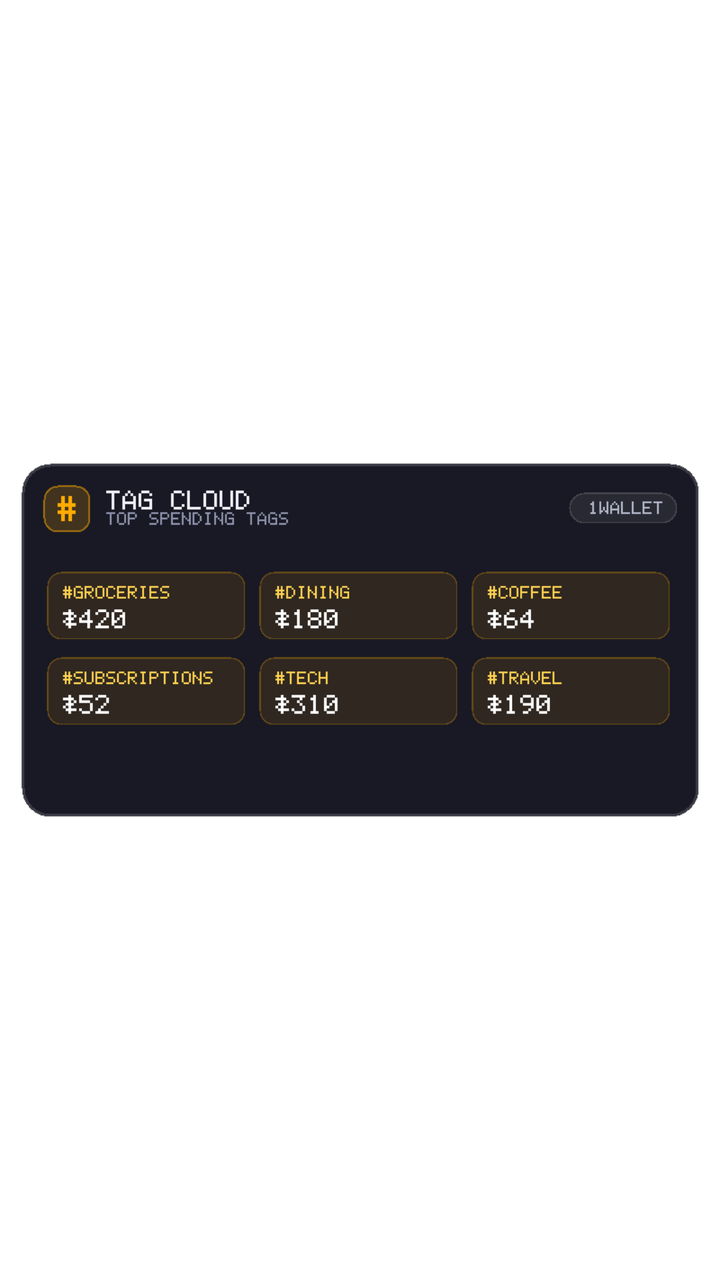
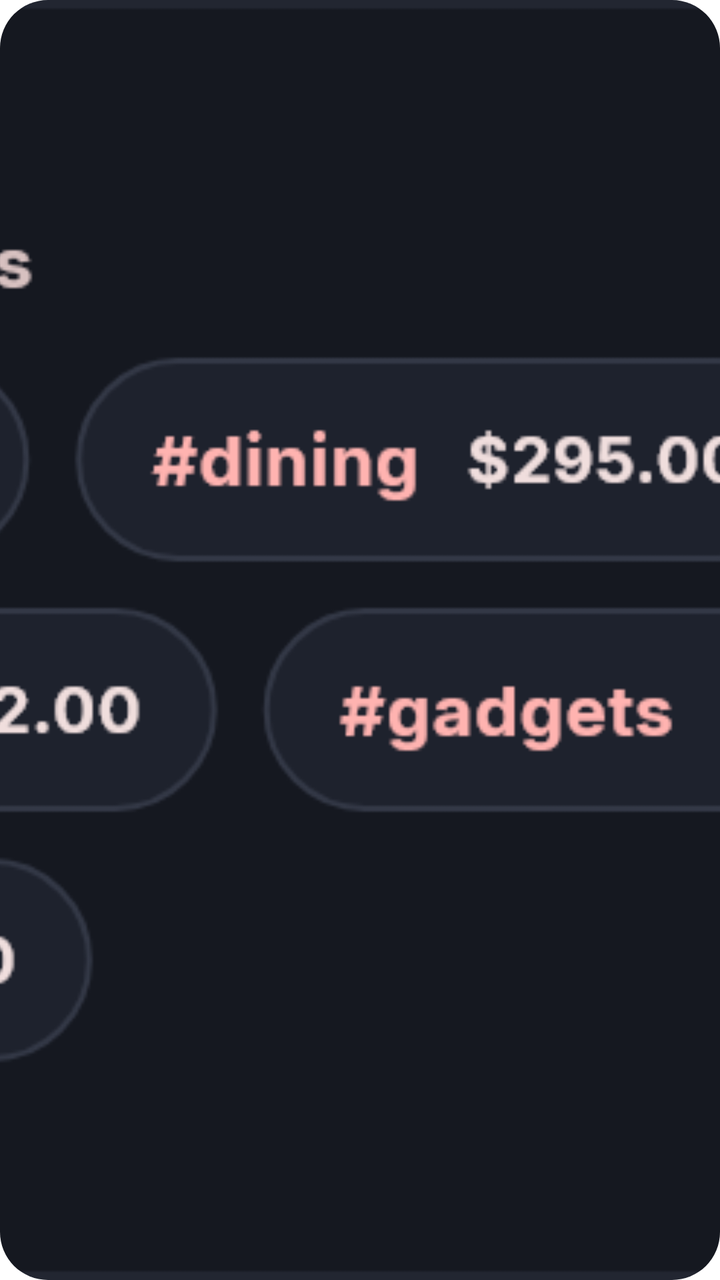

Before-and-after screenshots of an Android layout around one commit, followed by the original layout XML and the change that was made.
<!-- AndroidManifest.xml: fallback theme Theme.MaterialComponents.DayNight.NoActionBar -->
<!-- res/layout/widget_tag_cloud.xml -->
<?xml version="1.0" encoding="utf-8"?>
<ImageView xmlns:android="http://schemas.android.com/apk/res/android"
    android:id="@+id/widget_tag_cloud_root"
    android:layout_width="match_parent"
    android:layout_height="match_parent"
    android:scaleType="fitCenter"
    android:adjustViewBounds="true"
    android:src="@drawable/widget_preview_tag_cloud"
    android:contentDescription="1Wallet Top Tags Cloud" />
<!-- resources referenced by this layout -->
<resources>
  <!-- drawable widget_preview_tag_cloud: png bitmap (drawable, 5793 bytes) -->
</resources>

<!-- the commit's change to res/layout/widget_tag_cloud.xml (unified diff, before → after) -->
@@ -3,7 +3,9 @@
     android:id="@+id/widget_tag_cloud_root"
     android:layout_width="match_parent"
     android:layout_height="match_parent"
-    android:scaleType="fitCenter"
-    android:adjustViewBounds="true"
+    android:background="@drawable/widget_background"
+    android:clipToOutline="true"
+    android:scaleType="centerCrop"
+    android:adjustViewBounds="false"
     android:src="@drawable/widget_preview_tag_cloud"
     android:contentDescription="1Wallet Top Tags Cloud" />
<!-- resource entries referenced after the edit -->
@@ -1,5 +1,15 @@
 <!-- resources referenced by this layout -->
 <resources>
-  <!-- drawable widget_preview_tag_cloud: png bitmap (drawable, 5793 bytes) -->
+  <!-- drawable widget_background (drawable) -->
+  <?xml version="1.0" encoding="utf-8"?>
+  <shape xmlns:android="http://schemas.android.com/apk/res/android"
+      android:shape="rectangle">
+      <solid android:color="#FF151820" />
+      <corners android:radius="24dp" />
+      <stroke
+          android:width="1.2dp"
+          android:color="#33FFFFFF" />
+  </shape>
+  <!-- drawable widget_preview_tag_cloud: png bitmap (drawable, 40951 bytes) -->
 </resources>
 
